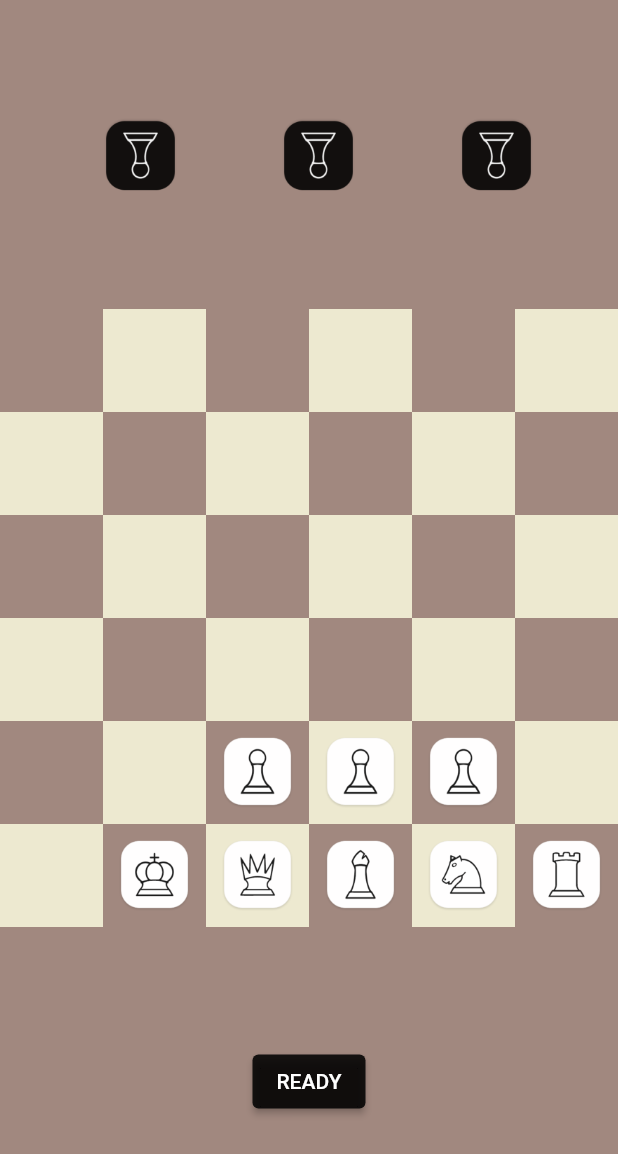
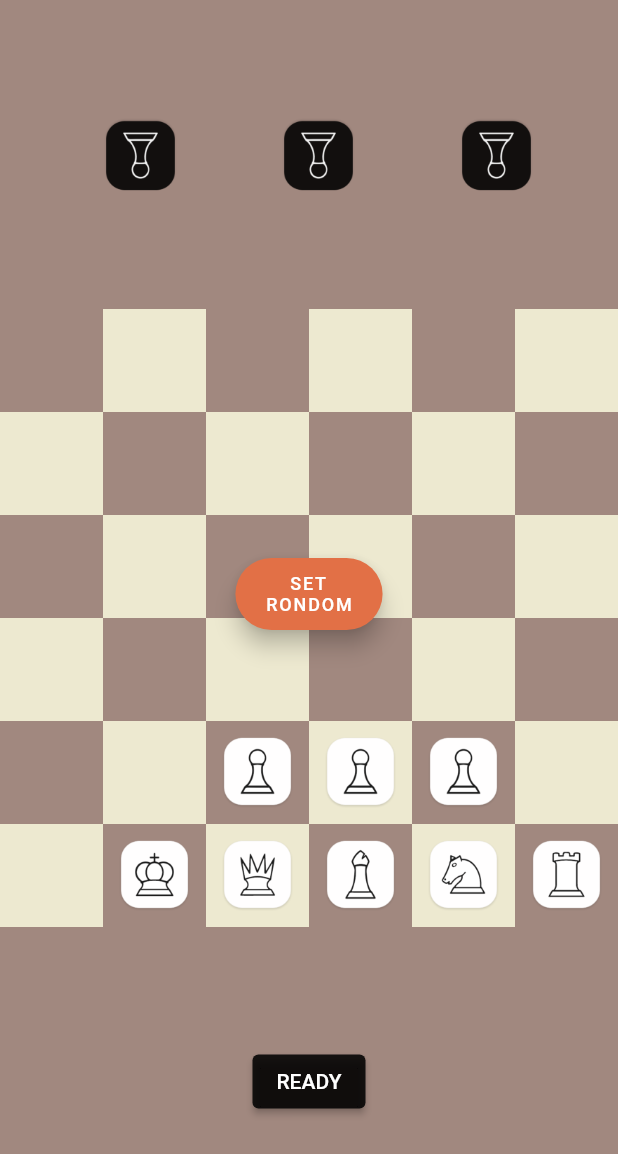
Before and after one commit to batuhanozcan1605/bluff_chess, a Flutter app: the MatchScreen screen opened directly, after a tap on an icon or button, on a phone screen of 412 x 824 dp. Shown: the top 1154 px of the screen. Run offline on Flutter 3.47's test engine with Material 2 defaults, Android fonts, the phone set to English and light mode, and no system bars; our stand-ins replace audioplayers, flutter_svg, smooth_page_indicator.

Commit message:
artık set random basınca kaybolmuyor

```diff
--- a/lib/screens/matchscreen.dart
+++ b/lib/screens/matchscreen.dart
@@ -1394,7 +1394,7 @@ class _MatchScreenState extends State<MatchScreen> {
             ),
           ],
         ),
-        floatingActionButton: setUpPhase ? Center(child: whiteTurn && !randomSetWhite ? buildSetRandomWhite() :
+        floatingActionButton: setUpPhase ? Center(child: whiteTurn ? buildSetRandomWhite() :
               !whiteTurn ? buildSetRandomBlack()
                   : Container())
             : Container(),
@@ -1619,7 +1619,6 @@ class _MatchScreenState extends State<MatchScreen> {
        }
      });
      allWhitePiecesAreOn = true;
-     randomSetWhite = true;
    },
  );
   Widget buildSetRandomBlack() => FloatingActionButton.extended(
@@ -1658,7 +1657,6 @@ class _MatchScreenState extends State<MatchScreen> {
         }
       });
       allBlackPiecesAreOn = true;
-      randomSetBlack = true;
     },
   );
 }
```
